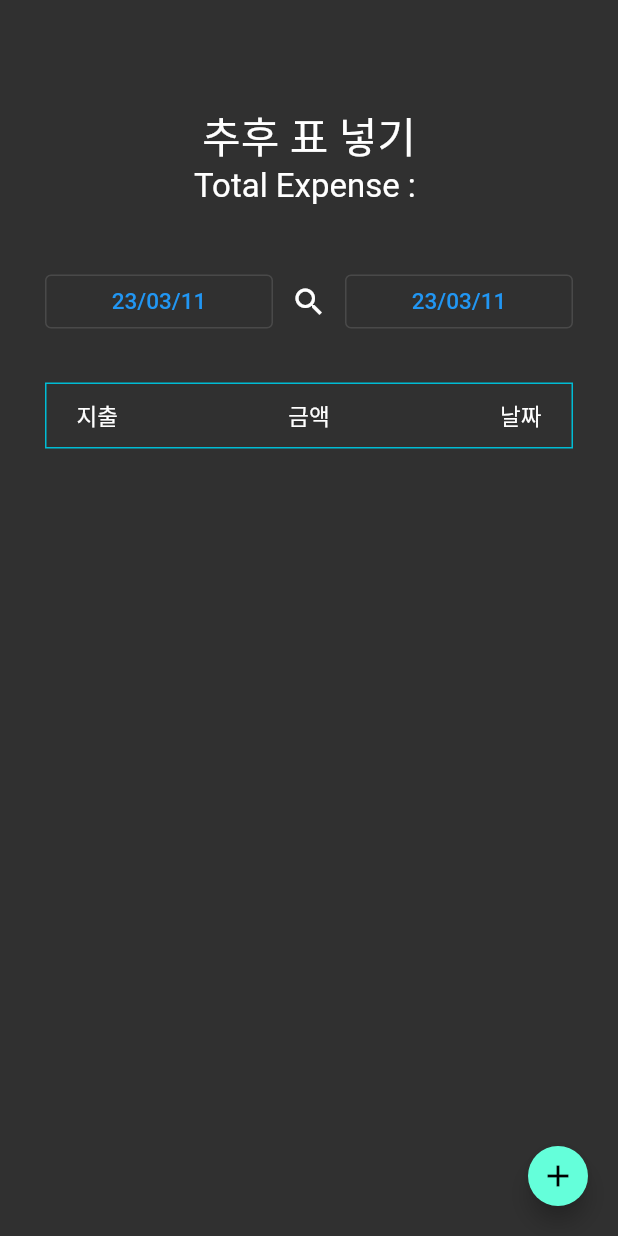
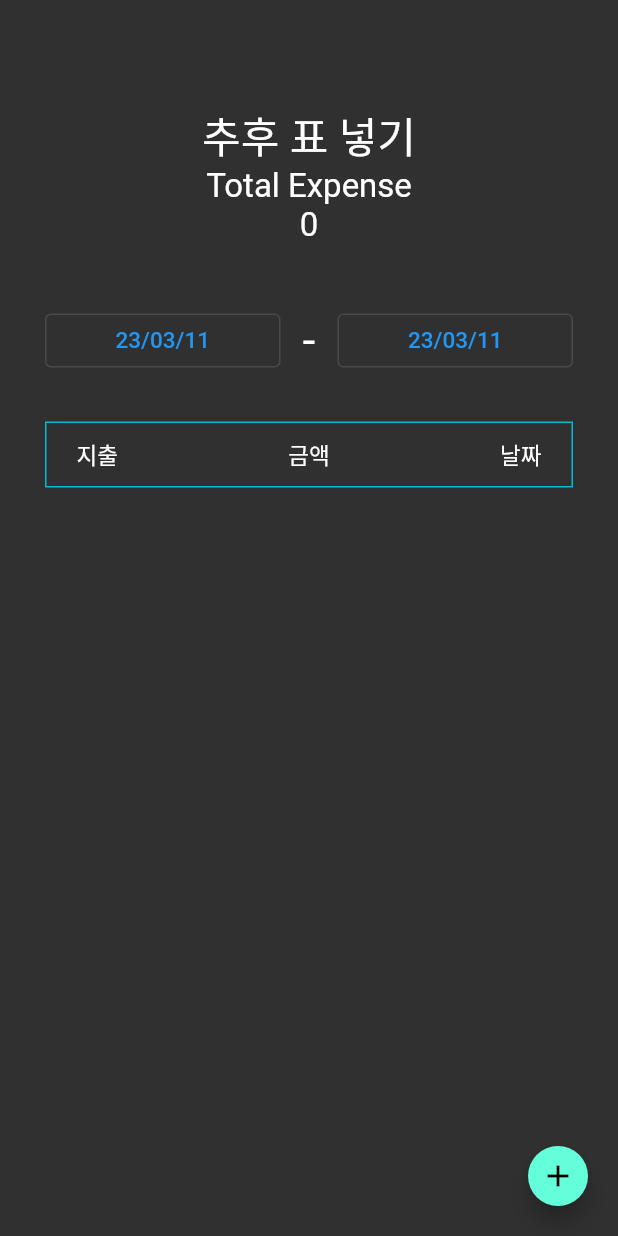
Before and after one commit to MyohanMyolang/Account_Book, a Flutter app: the AccountBookDetail screen opened by its route, on a phone screen of 412 x 824 dp. Run offline on Flutter 3.47's test engine with Material 2 defaults, Android fonts, the phone set to English and light mode, and no system bars; our stand-ins replace hive_flutter; accounts and stored records are empty.

Commit message:
Fix View

```diff
--- a/lib/models/account_book_model.dart
+++ b/lib/models/account_book_model.dart
@@ -5,7 +5,7 @@ part 'account_book_model.g.dart';
 @HiveType(typeId: 0)
 class ABModel {
   @HiveField(0)
-  late bool isExpanse;
+  late bool isExpense;
   @HiveField(1)
   late int index;
   @HiveField(2)
@@ -16,7 +16,7 @@ class ABModel {
   late String date;
 
   ABModel({
-    required this.isExpanse,
+    required this.isExpense,
     required this.index,
     required this.money,
     required this.descript,
@@ -24,7 +24,7 @@ class ABModel {
   });
 
   ABModel.fromJson(Map<String, dynamic> data)
-      : isExpanse = data["isExpanse"],
+      : isExpense = data["isExpense"],
         index = data["index"],
         money = data["money"],
         descript = data["descript"],
@@ -32,7 +32,7 @@ class ABModel {
 
   Map<String, dynamic> toJson() {
     Map<String, dynamic> data = {};
-    data["isExpanse"] = isExpanse;
+    data["isExpense"] = isExpense;
     data["index"] = index;
     data["money"] = money;
     data["descript"] = descript;
@@ -42,7 +42,7 @@ class ABModel {
 
   @override
   String toString() {
-    return 'ABModel{isExpanse: $isExpanse, index: $index, money: $money, descript: $descript, date: $date}';
+    return 'ABModel{isExpense: $isExpense, index: $index, money: $money, descript: $descript, date: $date}';
   }
 }
 
--- a/lib/modules/abmodel_data_controller.dart
+++ b/lib/modules/abmodel_data_controller.dart
@@ -124,6 +124,17 @@ class ABDataController {
     return dates;
   }
 
+  int getTotalExpense(DataList data) {
+    int totalExpanse = 0;
+    for (String key in data.keys) {
+      totalExpanse += data[key]!.map((model) {
+        if (model.isExpense) return model.money;
+        return model.money * -1;
+      }).reduce((a, b) => a + b);
+    }
+    return totalExpanse;
+  }
+
   void removeData(ABModel data) {}
 
   void _removeItemToDataList(int index) {}
--- a/lib/screens/accounts/data_page.dart
+++ b/lib/screens/accounts/data_page.dart
@@ -33,12 +33,12 @@ class _DataPageState extends State<DataPage> {
   @override
   Widget build(BuildContext context) {
     if (widget.type == DataPageType.modify) {
-      isExpanse = widget.model?.isExpanse;
+      isExpanse = widget.model?.isExpense;
       date = widget.model?.date;
     }
     return WillPopScope(
       onWillPop: () async {
-        Navigator.pop(context);
+        Navigator.pop(context, null);
 
         return true;
       },
@@ -141,7 +141,7 @@ class _DataPageState extends State<DataPage> {
                                 Navigator.pop(
                                   context,
                                   ABModel(
-                                    isExpanse: isExpanse!,
+                                    isExpense: isExpanse!,
                                     index: ABDataController().index,
                                     money: money,
                                     descript: _desCtrl.text,
--- a/lib/screens/accounts/detail.dart
+++ b/lib/screens/accounts/detail.dart
@@ -30,11 +30,17 @@ class _AccountBookDetailState extends State<AccountBookDetail> {
     super.initState();
   }
 
+  void floatingBtnPressed() {
+    setState(() {});
+  }
+
   @override
   Widget build(BuildContext context) {
     return Scaffold(
       resizeToAvoidBottomInset: false,
-      floatingActionButton: const AddABFloatingBtn(),
+      floatingActionButton: AddABFloatingBtn(
+        onPress: floatingBtnPressed,
+      ),
       body: SingleChildScrollView(
         child: Container(
           padding: const EdgeInsets.symmetric(horizontal: 30),
@@ -43,7 +49,8 @@ class _AccountBookDetailState extends State<AccountBookDetail> {
               const SizedBox(
                 height: 70,
               ),
-              const ABGraph(),
+              // ignore: prefer_const_constructors
+              ABGraph(),
               const SizedBox(height: 40),
               Row(
                 mainAxisAlignment: MainAxisAlignment.spaceBetween,
@@ -58,16 +65,10 @@ class _AccountBookDetailState extends State<AccountBookDetail> {
                       ),
                     ),
                   ),
-                  IconButton(
-                    onPressed: () {
-                      ctrl.setRecentDateListToHive(dateList);
-                      setState(() {
-                        dataList =
-                            DateCalc.getDataList(dateList[0], dateList[1]);
-                      });
-                    },
-                    icon: const Icon(Icons.search),
-                  ),
+                  const Text("  -  ",
+                      style: TextStyle(
+                        fontSize: 30,
+                      )),
                   Expanded(
                     child: OutlinedButton(
                       onPressed: () {
@@ -141,6 +142,10 @@ class _AccountBookDetailState extends State<AccountBookDetail> {
             DateFormat(ABDataController.DATE_FORMAT).format(selected);
       });
     }
+    ctrl.setRecentDateListToHive(dateList);
+    setState(() {
+      dataList = DateCalc.getDataList(dateList[0], dateList[1]);
+    });
   }
 }
 
--- a/lib/widgets/account_book_graph.dart
+++ b/lib/widgets/account_book_graph.dart
@@ -1,5 +1,7 @@
 import 'package:account_book/modules/abmodel_data_controller.dart';
+import 'package:account_book/modules/date_calc.dart';
 import 'package:flutter/material.dart';
+import 'package:intl/intl.dart';
 
 class ABGraph extends StatefulWidget {
   const ABGraph({super.key});
@@ -11,25 +13,33 @@ class ABGraph extends StatefulWidget {
 class _ABGraphState extends State<ABGraph> {
   List<String> dateList = [];
   ABDataController ctrl = ABDataController();
+  DataList dataList = {};
+  var nf = NumberFormat.currency(locale: "ko_KR", symbol: "");
   @override
   void initState() {
-    dateList = ctrl.getRecentDateListFromHive();
     super.initState();
   }
 
   @override
   Widget build(BuildContext context) {
+    print("build Test");
+    dateList = ctrl.getRecentDateListFromHive();
+    dataList = DateCalc.getDataList(dateList[0], dateList[1]);
     return Column(
       mainAxisAlignment: MainAxisAlignment.center,
-      children: const [
-        Text(
+      children: [
+        const Text(
           "추후 표 넣기",
           style: TextStyle(fontSize: 28),
         ),
-        Text(
-          "Total Expense : ",
+        const Text(
+          "Total Expense",
           style: TextStyle(fontSize: 22),
         ),
+        Text(
+          nf.format(ctrl.getTotalExpense(dataList)),
+          style: const TextStyle(fontSize: 22),
+        )
       ],
     );
   }
--- a/lib/widgets/add_ab_btn.dart
+++ b/lib/widgets/add_ab_btn.dart
@@ -5,8 +5,10 @@ import 'package:flutter/material.dart';
 import '../models/account_book_model.dart';
 
 class AddABFloatingBtn extends StatelessWidget {
+  final VoidCallback? onPress;
   const AddABFloatingBtn({
     super.key,
+    this.onPress,
   });
 
   @override
@@ -22,6 +24,7 @@ class AddABFloatingBtn extends StatelessWidget {
         }
         ABDataController().showAllDateListKeys();
         //ABDataController().removeAllData();
+        if (onPress != null) onPress!();
       },
       tooltip: "Add AB", // ShowAdd Account Book Add Page
       child: const Icon(Icons.add),
--- a/lib/widgets/detail_page_item.dart
+++ b/lib/widgets/detail_page_item.dart
@@ -31,7 +31,7 @@ class _DetailItemState extends State<DetailItem> {
           Row(
             mainAxisAlignment: MainAxisAlignment.spaceBetween,
             children: [
-              Text(widget.model.isExpanse ? "지출" : "수입"),
+              Text(widget.model.isExpense ? "지출" : "수입"),
               Text(nf.format(widget.model.money)),
               Text(widget.model.date),
             ],
```
Also changed, not shown: lib/screens/home_screen.dart (+11 -4 lines), lib/models/account_book_model.g.dart.
